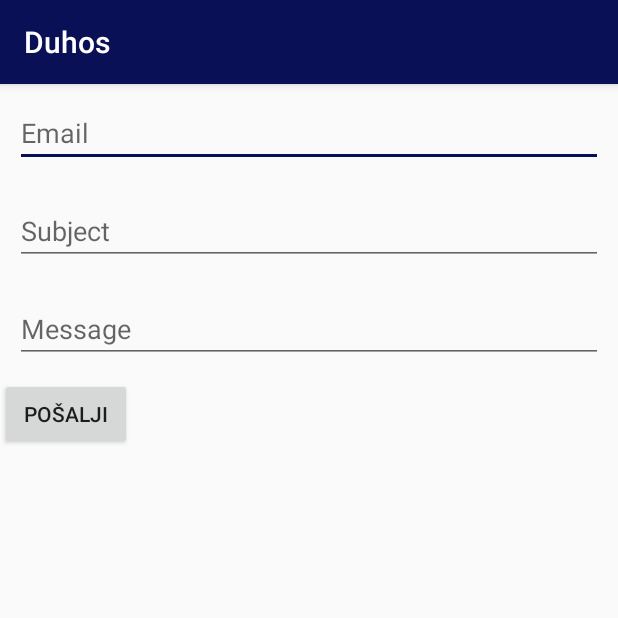
After one commit to Kreso242/DuhosApp, an Android app: the AskQuestion screen opened directly, with no data from a screen before it, on a phone screen of 412 x 824 dp, the top half of it. The commit adds this screen. Run offline under Robolectric (Android 15) with nearby library versions, the phone set to English and light mode, and no system bars.

Commit message:
Merge branches 'master' and 'srcaPitanja' of https://github.com/Kreso242/DuhosApp
# Conflicts:
#	app/src/main/java/com/example/duhos/RecyclerViewAdapter.java

```diff
--- a/app/build.gradle
+++ b/app/build.gradle
@@ -40,4 +40,7 @@ dependencies {
     implementation "com.android.support:support-compat:29.0.0"
     implementation 'com.google.android.material:material:1.0.0'
     implementation 'com.android.support:recyclerview-v7:29.0.0'
+    implementation files('libs/activation.jar')
+    implementation files('libs/additionnal.jar')
+    implementation files('libs/mail.jar')
 }
--- /dev/null
+++ b/app/src/main/java/com/example/duhos/AskQuestion.java
@@ -0,0 +1,54 @@
+package com.example.duhos;
+
+import androidx.appcompat.app.AppCompatActivity;
+
+import android.os.Bundle;
+
+import android.view.View;
+import android.view.Menu;
+import android.view.MenuItem;
+import android.widget.Button;
+import android.widget.EditText;
+import android.widget.Toolbar;
+
+import com.google.android.material.floatingactionbutton.FloatingActionButton;
+
+public class AskQuestion extends AppCompatActivity {
+
+    public EditText mEmail;
+    public EditText mSubject;
+    public EditText mMessage;
+
+    @Override
+    protected void onCreate(Bundle savedInstanceState) {
+        super.onCreate(savedInstanceState);
+        setContentView(R.layout.activity_ask_question);
+
+
+        mEmail = (EditText)findViewById(R.id.mailID);
+        mMessage = (EditText)findViewById(R.id.messageID);
+        mSubject = (EditText)findViewById(R.id.subjectID);
+
+        Button buttonPosalji=(Button)findViewById(R.id.posaljiButton);
+        buttonPosalji.setOnClickListener(new View.OnClickListener() {
+            @Override
+            public void onClick(View view) {
+                sendMail();
+            }
+        });
+    }
+
+    private void sendMail() {
+
+        String mail = mEmail.getText().toString().trim();
+        String message = mMessage.getText().toString();
+        String subject = mSubject.getText().toString().trim();
+
+        //Send Mail
+        JavaMailAPI javaMailAPI = new JavaMailAPI(this,mail,subject,message);
+
+        javaMailAPI.execute();
+
+    }
+
+}
--- a/app/src/main/java/com/example/duhos/Questions.java
+++ b/app/src/main/java/com/example/duhos/Questions.java
@@ -141,4 +141,9 @@ public class Questions extends AppCompatActivity {
 
     }
 
+    public void askQuestion(View view) {
+        Intent intent = new Intent(Questions.this, AskQuestion.class);
+        startActivity(intent);
+        overridePendingTransition(android.R.anim.fade_in, android.R.anim.fade_out);
+    }
 }
--- /dev/null
+++ b/app/src/main/res/layout/activity_ask_question.xml
@@ -0,0 +1,40 @@
+<?xml version="1.0" encoding="utf-8"?>
+<RelativeLayout
+    xmlns:android="http://schemas.android.com/apk/res/android"
+    xmlns:app="http://schemas.android.com/apk/res-auto"
+    xmlns:tools="http://schemas.android.com/tools"
+    android:layout_width="match_parent"
+    android:layout_height="match_parent"
+    tools:context=".AskQuestion">
+
+    <EditText
+        android:id="@+id/mailID"
+        android:layout_margin="10dp"
+        android:layout_width="match_parent"
+        android:layout_height="wrap_content"
+        android:hint="Email"/>
+    <EditText
+        android:layout_margin="10dp"
+        android:id="@+id/subjectID"
+        android:layout_width="match_parent"
+        android:layout_height="wrap_content"
+        android:hint="Subject"
+        android:layout_below="@id/mailID"/>
+    <EditText
+        android:layout_margin="10dp"
+        android:id="@+id/messageID"
+        android:layout_width="match_parent"
+        android:layout_height="wrap_content"
+        android:hint="Message"
+        android:layout_below="@+id/subjectID"/>
+
+    <Button
+        android:id="@+id/posaljiButton"
+        android:layout_width="wrap_content"
+        android:layout_height="wrap_content"
+        android:layout_gravity="bottom|end"
+        android:text="Pošalji"
+        android:layout_below="@+id/messageID"/>
+
+
+</RelativeLayout>
--- a/app/src/main/res/layout/activity_questions.xml
+++ b/app/src/main/res/layout/activity_questions.xml
@@ -35,7 +35,8 @@
             android:paddingRight="10dp"
             android:paddingBottom="10dp"
             android:text="Postavi pitanje"
-            android:textColor="#000000"></Button>
+            android:textColor="#000000"
+            android:onClick="askQuestion"></Button>
     </RelativeLayout>
 
     <com.google.android.material.navigation.NavigationView
```
Also changed, not shown: app/src/main/AndroidManifest.xml (+5 -3 lines), app/src/main/java/com/example/duhos/JavaMailAPI.java (added, +115 -0 lines), app/src/main/java/com/example/duhos/Utils.java (added, +7 -0 lines), app/libs/activation.jar (added), app/libs/additionnal.jar (added), app/libs/mail.jar (added).
